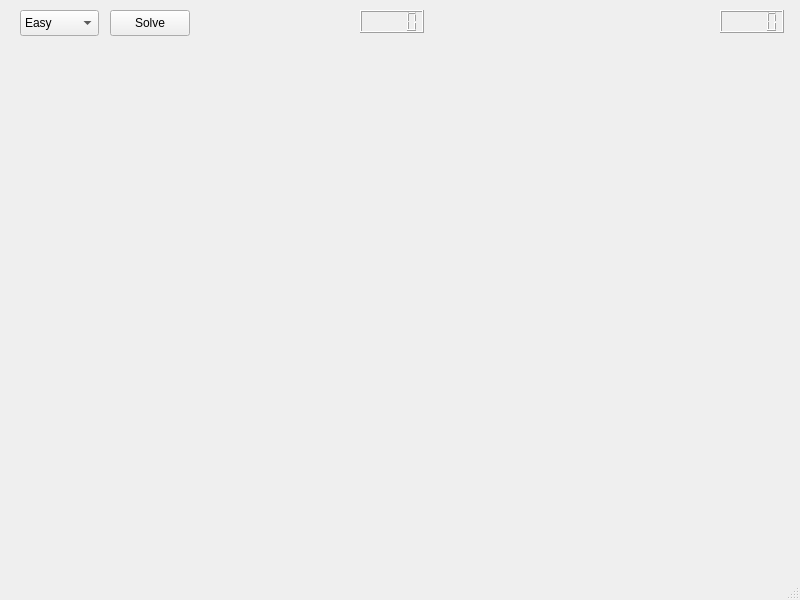
This is src/mainwindow.ui in Michsior14/game-of-fifteen as Qt 5 draws it before an edit. The edited form follows.
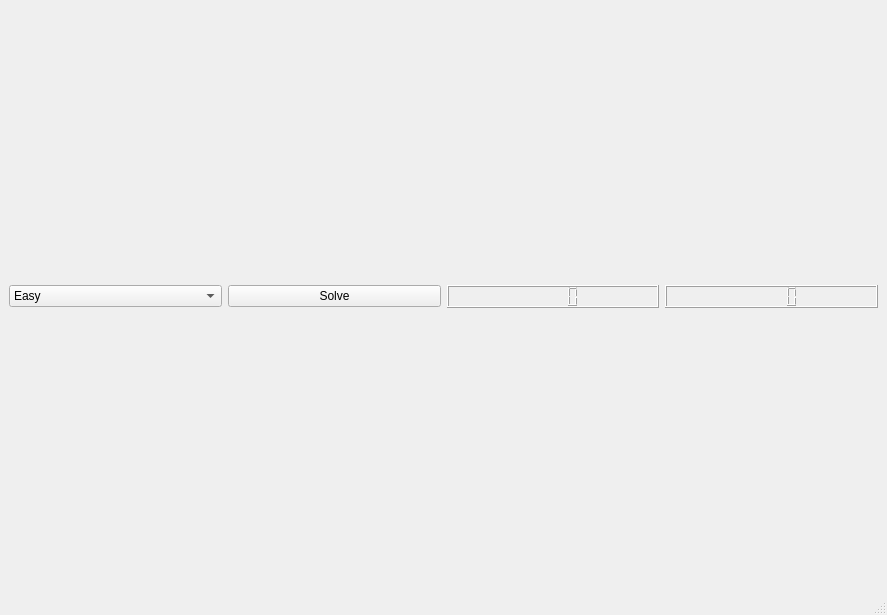
This is the edited form.

Commit message: add: simple logic of block move

The edit to the form file:
```diff
--- a/src/mainwindow.ui
+++ b/src/mainwindow.ui
@@ -6,36 +6,38 @@
    <rect>
     <x>0</x>
     <y>0</y>
-    <width>800</width>
-    <height>600</height>
+    <width>887</width>
+    <height>615</height>
    </rect>
   </property>
+  <property name="sizePolicy">
+   <sizepolicy hsizetype="Fixed" vsizetype="Fixed">
+    <horstretch>0</horstretch>
+    <verstretch>0</verstretch>
+   </sizepolicy>
+  </property>
+  <property name="minimumSize">
+   <size>
+    <width>887</width>
+    <height>615</height>
+   </size>
+  </property>
+  <property name="maximumSize">
+   <size>
+    <width>887</width>
+    <height>615</height>
+   </size>
+  </property>
   <property name="windowTitle">
    <string>MainWindow</string>
   </property>
   <widget class="QWidget" name="centralwidget">
-   <widget class="QPushButton" name="solver">
-    <property name="geometry">
-     <rect>
-      <x>110</x>
-      <y>10</y>
-      <width>80</width>
-      <height>26</height>
-     </rect>
-    </property>
-    <property name="text">
-     <string>Solve</string>
-    </property>
-   </widget>
+   <layout class="QGridLayout" name="gridLayout_2">
+    <item row="0" column="3">
+     <widget class="QLCDNumber" name="moves_count"/>
+    </item>
+    <item row="0" column="0">
    <widget class="QComboBox" name="level_chooser">
-    <property name="geometry">
-     <rect>
-      <x>20</x>
-      <y>10</y>
-      <width>79</width>
-      <height>26</height>
-     </rect>
-    </property>
     <item>
      <property name="text">
       <string>Easy</string>
@@ -52,26 +54,21 @@
      </property>
     </item>
    </widget>
-   <widget class="QLCDNumber" name="moves_count">
-    <property name="geometry">
-     <rect>
-      <x>720</x>
-      <y>10</y>
-      <width>64</width>
-      <height>23</height>
-     </rect>
-    </property>
-   </widget>
-   <widget class="QLCDNumber" name="time_passed">
-    <property name="geometry">
-     <rect>
-      <x>360</x>
-      <y>10</y>
-      <width>64</width>
-      <height>23</height>
-     </rect>
-    </property>
-   </widget>
+    </item>
+    <item row="0" column="1">
+     <widget class="QPushButton" name="solver">
+      <property name="text">
+       <string>Solve</string>
+      </property>
+     </widget>
+    </item>
+    <item row="0" column="2">
+     <widget class="QLCDNumber" name="time_passed"/>
+    </item>
+    <item row="2" column="0" colspan="4">
+     <layout class="QGridLayout" name="playable_area"/>
+    </item>
+   </layout>
   </widget>
   <widget class="QMenuBar" name="menubar">
    <property name="geometry">
```
Left out of the diff: 4 changed lines with no effect on the pictures. Lines whose indentation alone changed are shown as unchanged. The commit also changes 7 other files.
